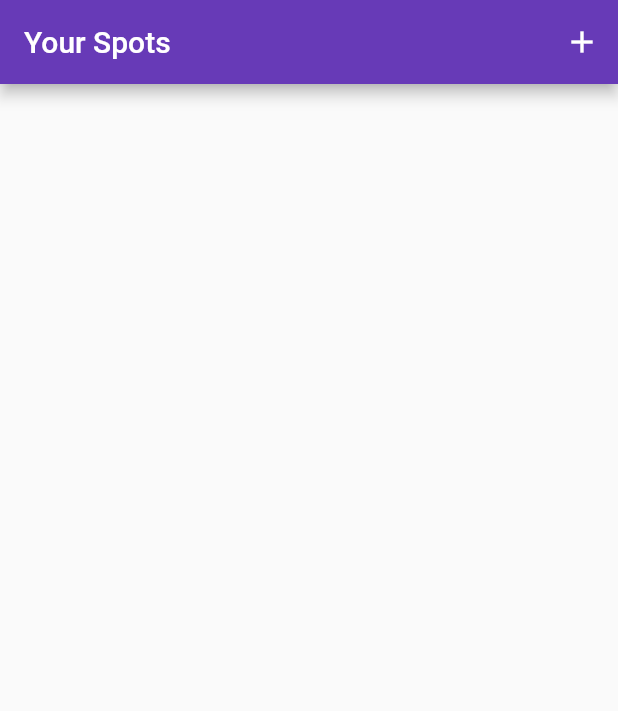
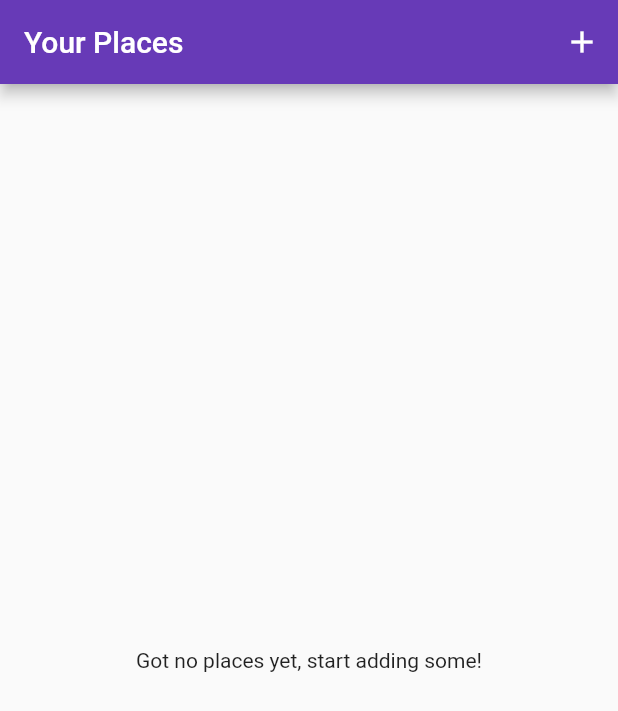
Before and after one commit to harshthakur066/spot-app, a Flutter app: the screen it shows after launch, on a phone screen of 412 x 824 dp. Shown: the top 711 px of the screen. Run offline on Flutter 3.47's test engine with Material 2 defaults, Android fonts, the phone set to English and light mode, and no system bars; our stand-ins replace image_picker.

Commit message:
showing list of spots

```diff
--- a/lib/main.dart
+++ b/lib/main.dart
@@ -19,7 +19,7 @@ class MyApp extends StatelessWidget {
           primarySwatch: Colors.deepPurple,
           accentColor: Colors.amber,
         ),
-        home: PlaceListScreen(),
+        home: PlacesListScreen(),
         routes: {
           AddPlaceScreen.routeName: (ctx) => AddPlaceScreen(),
         },
--- a/lib/providers/great_places.dart
+++ b/lib/providers/great_places.dart
@@ -5,7 +5,7 @@ import 'package:flutter/cupertino.dart';
 import '../models/place.dart';
 
 class GreatPlaces with ChangeNotifier {
-  List<Place> _items;
+  List<Place> _items = [];
 
   List<Place> get items {
     return [..._items];
--- a/lib/screens/places_list_screen.dart
+++ b/lib/screens/places_list_screen.dart
@@ -1,13 +1,15 @@
 import 'package:flutter/material.dart';
+import 'package:provider/provider.dart';
 
 import './add_place_screen.dart';
+import '../providers/great_places.dart';
 
-class PlaceListScreen extends StatelessWidget {
+class PlacesListScreen extends StatelessWidget {
   @override
   Widget build(BuildContext context) {
     return Scaffold(
       appBar: AppBar(
-        title: Text('Your Spots'),
+        title: Text('Your Places'),
         actions: <Widget>[
           IconButton(
             icon: Icon(Icons.add),
@@ -17,7 +19,27 @@ class PlaceListScreen extends StatelessWidget {
           ),
         ],
       ),
-      body: Center(),
+      body: Consumer<GreatPlaces>(
+        child: Center(
+          child: const Text('Got no places yet, start adding some!'),
+        ),
+        builder: (ctx, greatPlaces, ch) => greatPlaces.items.length <= 0
+            ? ch
+            : ListView.builder(
+                itemCount: greatPlaces.items.length,
+                itemBuilder: (ctx, i) => ListTile(
+                  leading: CircleAvatar(
+                    backgroundImage: FileImage(
+                      greatPlaces.items[i].image,
+                    ),
+                  ),
+                  title: Text(greatPlaces.items[i].title),
+                  onTap: () {
+                    // Go to detail page ...
+                  },
+                ),
+              ),
+      ),
     );
   }
 }
--- a/lib/widgets/image_input.dart
+++ b/lib/widgets/image_input.dart
@@ -6,7 +6,7 @@ import 'package:path/path.dart' as path;
 import 'package:path_provider/path_provider.dart' as syspaths;
 
 class ImageInput extends StatefulWidget {
-  Function _onSelectImage;
+  final Function _onSelectImage;
 
   ImageInput(this._onSelectImage);
   @override
@@ -23,6 +23,9 @@ class _ImageInputState extends State<ImageInput> {
       source: ImageSource.camera,
       maxWidth: 600,
     );
+    if (imageFile == null) {
+      return;
+    }
     setState(() {
       _storedImage = File(imageFile.path);
     });
```
